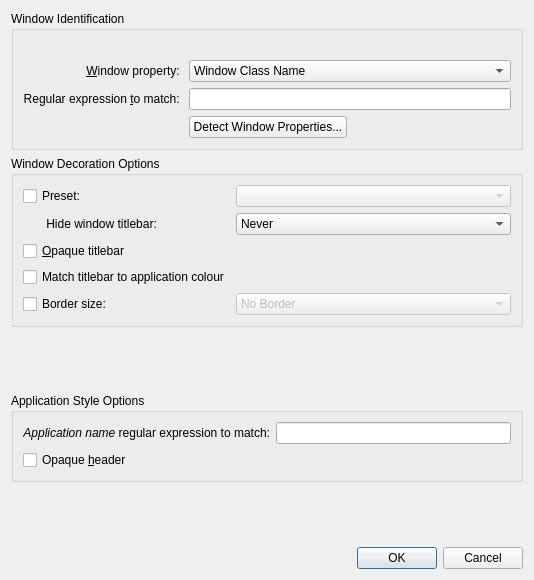
paulmcauley/klassy, file kdecoration/config/ui/breezeexceptiondialog.ui: the form before one commit.
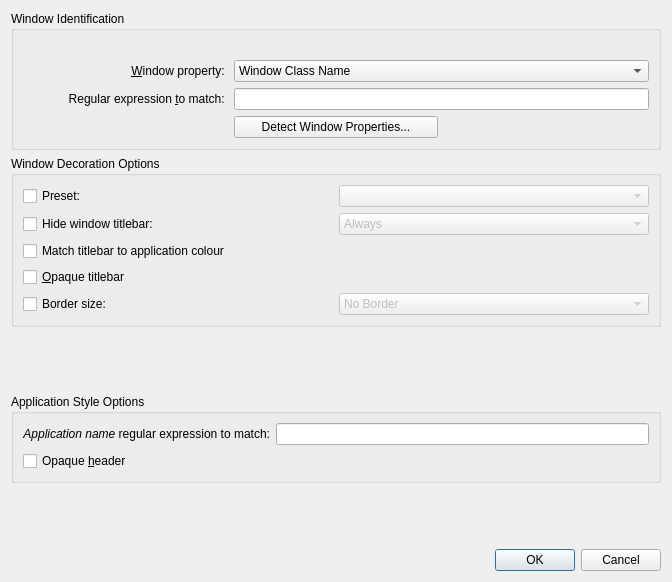
The form after the commit.

Commit message:
Exceptions: Use CheckBox for HideTitleBar, rename default to bundled
Try to also improve robustness by ensuring that a group name is set

```diff
--- a/kdecoration/config/ui/breezeexceptiondialog.ui
+++ b/kdecoration/config/ui/breezeexceptiondialog.ui
@@ -6,8 +6,8 @@
    <rect>
     <x>0</x>
     <y>0</y>
-    <width>497</width>
-    <height>580</height>
+    <width>672</width>
+    <height>582</height>
    </rect>
   </property>
   <property name="windowTitle">
@@ -99,14 +99,21 @@
       <string>Window Decoration Options</string>
      </property>
      <layout class="QGridLayout" name="gridLayout_3">
-      <item row="0" column="1">
-       <widget class="QComboBox" name="exceptionPresetComboBox">
-        <property name="enabled">
-         <bool>false</bool>
+      <item row="7" column="0">
+       <widget class="QCheckBox" name="borderSizeCheckBox">
+        <property name="text">
+         <string>Border size:</string>
         </property>
        </widget>
       </item>
-      <item row="5" column="1">
+      <item row="0" column="0">
+       <widget class="QCheckBox" name="exceptionPresetCheckBox">
+        <property name="text">
+         <string>Preset:</string>
+        </property>
+       </widget>
+      </item>
+      <item row="7" column="1">
        <widget class="QComboBox" name="borderSizeComboBox">
         <property name="enabled">
          <bool>false</bool>
@@ -158,21 +165,7 @@
         </item>
        </widget>
       </item>
-      <item row="0" column="0">
-       <widget class="QCheckBox" name="exceptionPresetCheckBox">
-        <property name="text">
-         <string>Preset:</string>
-        </property>
-       </widget>
-      </item>
-      <item row="5" column="0">
-       <widget class="QCheckBox" name="borderSizeCheckBox">
-        <property name="text">
-         <string>Border size:</string>
-        </property>
-       </widget>
-      </item>
-      <item row="4" column="0">
+      <item row="2" column="0">
        <widget class="QCheckBox" name="exceptionMatchTitleBarToApplicationColor">
         <property name="text">
          <string>Match titlebar to application colour</string>
@@ -186,23 +179,11 @@
         </property>
        </widget>
       </item>
-      <item row="1" column="0">
-       <widget class="QLabel" name="label_4">
-        <property name="text">
-         <string>       Hide window titlebar:</string>
-        </property>
-        <property name="buddy">
-         <cstring>hideTitleBar</cstring>
-        </property>
-       </widget>
-      </item>
       <item row="1" column="1">
        <widget class="QComboBox" name="hideTitleBar">
-        <item>
-         <property name="text">
-          <string>Never</string>
-         </property>
-        </item>
+        <property name="enabled">
+         <bool>false</bool>
+        </property>
         <item>
          <property name="text">
           <string>Always</string>
@@ -230,6 +211,20 @@
         </item>
        </widget>
       </item>
+      <item row="1" column="0">
+       <widget class="QCheckBox" name="exceptionHideTitleBarCheckBox">
+        <property name="text">
+         <string>Hide window titlebar:</string>
+        </property>
+       </widget>
+      </item>
+      <item row="0" column="1">
+       <widget class="QComboBox" name="exceptionPresetComboBox">
+        <property name="enabled">
+         <bool>false</bool>
+        </property>
+       </widget>
+      </item>
      </layout>
     </widget>
    </item>
```
Left out of the diff: 43 changed lines with no effect on the pictures. The commit also changes 10 other files.
